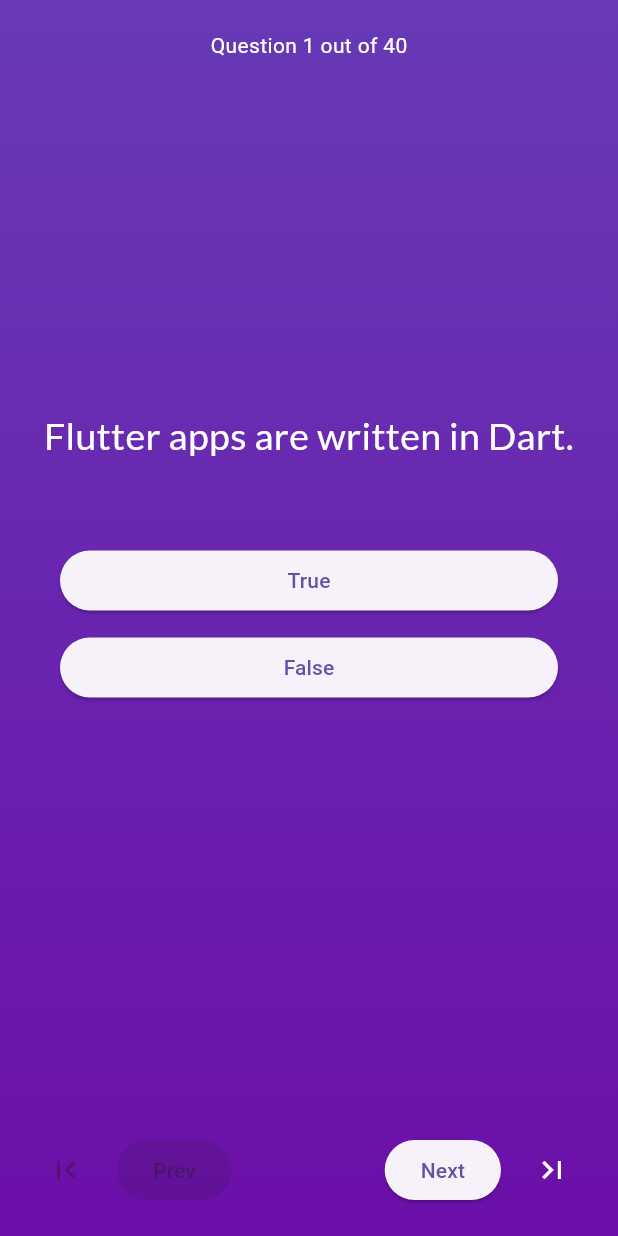
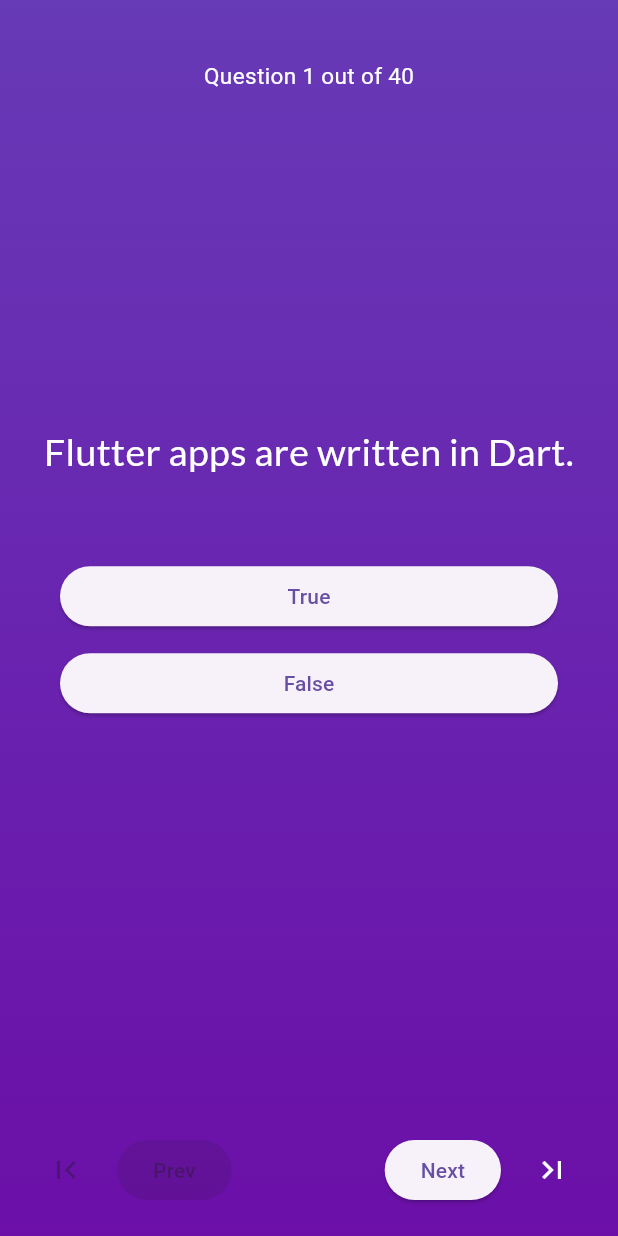
Before and after one commit to lonewanderer27/flutter-dart-projects, a Flutter app: the screen it shows after launch, after a tap on "Start Quiz", on a phone screen of 412 x 824 dp. Run offline on Flutter 3.47's test engine with Material 3 defaults, Android fonts, the light colour scheme and no system bars; our stand-ins replace audioplayers, fluttertoast, google_fonts, lottie.

Commit message:
style: move question indicator down and increase its font size

```diff
--- a/quiz_app/lib/screens/questions.dart
+++ b/quiz_app/lib/screens/questions.dart
@@ -86,8 +86,9 @@
           children: [
             Column(
               children: [
+                SizedBox(height: 20),
                 Text('Question ${currentNo + 1} out of ${_questions.length}',
-                    style: TextStyle(color: Colors.white))
+                    style: TextStyle(color: Colors.white, fontSize: 15))
               ],
             ),
             Column(
```
